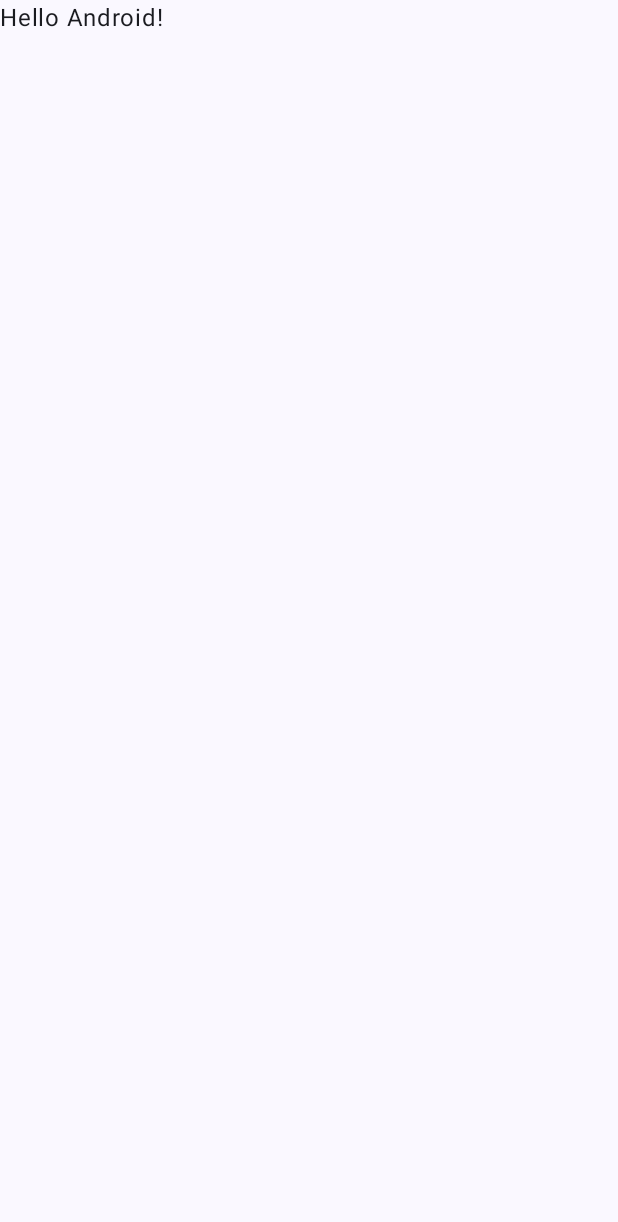
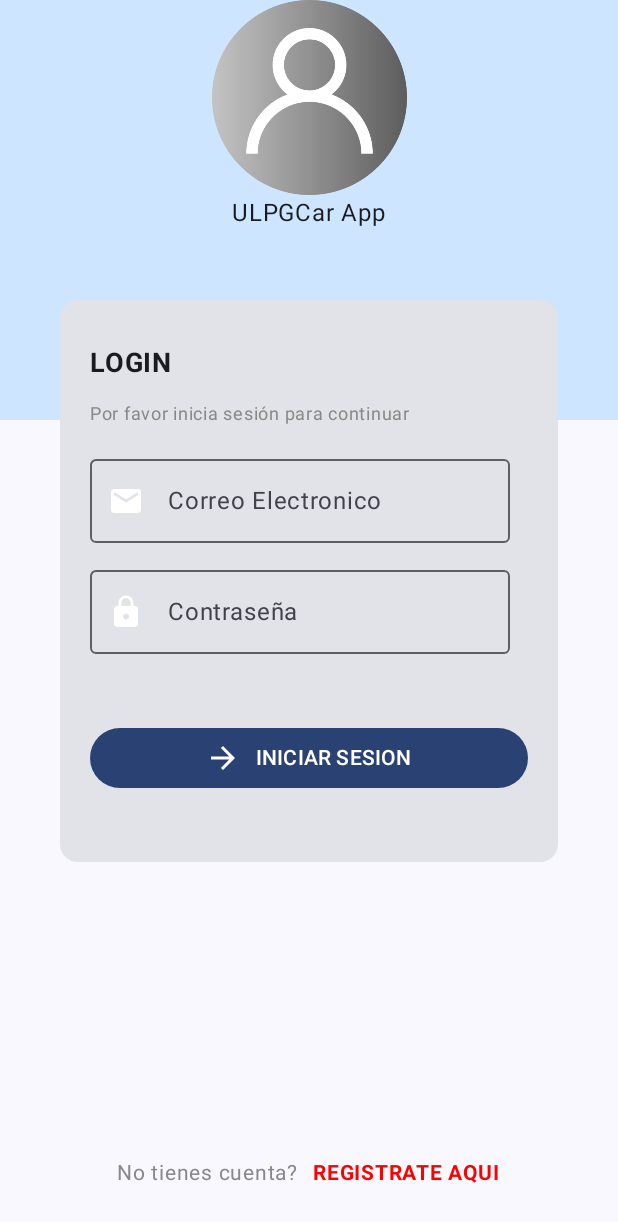
Before and after one commit to Saulo022/ULPGCarApp, an Android app built with Jetpack Compose: the screen it shows after launch (MainActivity), on a phone screen of 412 x 824 dp. Before the commit the part shown is almost empty. Shown: the top 1222 px of the screen. Run offline under Robolectric (Android 15) with nearby library versions, the phone set to English and light mode, and no system bars.

Commit message:
Diseño de la pantalla Login

```diff
--- a/app/src/main/java/com/saulo/ulpgcarapp/MainActivity.kt
+++ b/app/src/main/java/com/saulo/ulpgcarapp/MainActivity.kt
@@ -10,34 +10,22 @@ import androidx.compose.material3.Text
 import androidx.compose.runtime.Composable
 import androidx.compose.ui.Modifier
 import androidx.compose.ui.tooling.preview.Preview
+import com.saulo.ulpgcarapp.screens.login.LoginScreen
 import com.saulo.ulpgcarapp.ui.theme.ULPGCarAppTheme
 
 class MainActivity : ComponentActivity() {
     override fun onCreate(savedInstanceState: Bundle?) {
         super.onCreate(savedInstanceState)
         setContent {
-            ULPGCarAppTheme {
+            ULPGCarAppTheme(darkTheme = false) {
                 // A surface container using the 'background' color from the theme
                 Surface(
                     modifier = Modifier.fillMaxSize(),
                     color = MaterialTheme.colorScheme.background
                 ) {
-                    Greeting("Android")
+                    LoginScreen()
                 }
             }
         }
     }
 }
-
-@Composable
-fun Greeting(name: String) {
-    Text(text = "Hello $name!")
-}
-
-@Preview(showBackground = true)
-@Composable
-fun DefaultPreview() {
-    ULPGCarAppTheme {
-        Greeting("Android")
-    }
-}
--- /dev/null
+++ b/app/src/main/java/com/saulo/ulpgcarapp/screens/login/LoginScreen.kt
@@ -0,0 +1,23 @@
+package com.saulo.ulpgcarapp.screens.login
+
+import android.annotation.SuppressLint
+import androidx.compose.material3.ExperimentalMaterial3Api
+import androidx.compose.material3.Scaffold
+import androidx.compose.runtime.Composable
+import com.saulo.ulpgcarapp.screens.login.components.LoginBottomBar
+import com.saulo.ulpgcarapp.screens.login.components.LoginContent
+
+@SuppressLint("UnusedMaterial3ScaffoldPaddingParameter")
+@OptIn(ExperimentalMaterial3Api::class)
+@Composable
+fun LoginScreen() {
+
+    Scaffold(
+        topBar = {},
+        content = { LoginContent()},
+        bottomBar = {
+            LoginBottomBar()
+        }
+    )
+
+}
--- /dev/null
+++ b/app/src/main/java/com/saulo/ulpgcarapp/screens/login/components/LoginBottomBar.kt
@@ -0,0 +1,29 @@
+package com.saulo.ulpgcarapp.screens.login.components
+
+
+import androidx.compose.foundation.layout.*
+import androidx.compose.material3.Text
+import androidx.compose.runtime.Composable
+import androidx.compose.ui.Modifier
+import androidx.compose.ui.graphics.Color
+import androidx.compose.ui.text.font.FontWeight
+import androidx.compose.ui.unit.dp
+import androidx.compose.ui.unit.sp
+
+@Composable
+fun LoginBottomBar() {
+    Row(modifier = Modifier.fillMaxWidth().padding(bottom = 30.dp), horizontalArrangement = Arrangement.Center) {
+        Text(
+            text = "No tienes cuenta?",
+            fontSize = 14.sp,
+            color = Color.Gray
+        )
+        Spacer(modifier = Modifier.width(10.dp))
+        Text(
+            text = "REGISTRATE AQUI",
+            color = Color.Red,
+            fontSize = 14.sp,
+            fontWeight = FontWeight.Bold
+        )
+    }
+}
--- /dev/null
+++ b/app/src/main/java/com/saulo/ulpgcarapp/screens/login/components/LoginContent.kt
@@ -0,0 +1,126 @@
+package com.saulo.ulpgcarapp.screens.login.components
+
+import androidx.compose.foundation.Image
+import androidx.compose.foundation.background
+import androidx.compose.foundation.layout.*
+import androidx.compose.material.icons.Icons
+import androidx.compose.material.icons.filled.ArrowForward
+import androidx.compose.material.icons.filled.Email
+import androidx.compose.material.icons.filled.Lock
+import androidx.compose.material3.*
+import androidx.compose.runtime.Composable
+import androidx.compose.ui.Alignment
+import androidx.compose.ui.Modifier
+import androidx.compose.ui.graphics.Color
+import androidx.compose.ui.graphics.DefaultShadowColor
+import androidx.compose.ui.graphics.colorspace.ColorSpaces
+import androidx.compose.ui.res.painterResource
+import androidx.compose.ui.text.font.FontWeight
+import androidx.compose.ui.unit.dp
+import androidx.compose.ui.unit.sp
+import com.saulo.ulpgcarapp.R
+import com.saulo.ulpgcarapp.ui.theme.Blue200
+import com.saulo.ulpgcarapp.ui.theme.Orange200
+
+@Composable
+fun LoginContent() {
+    Box(modifier = Modifier.fillMaxWidth()) {
+
+        BoxHeader()
+        CardForm()
+    }
+}
+
+
+@Composable
+fun BoxHeader() {
+    Box(
+        modifier = Modifier
+            .fillMaxWidth()
+            .height(280.dp)
+            .background(Blue200)
+    ) {
+
+        Column(
+            modifier = Modifier.fillMaxWidth(),
+            horizontalAlignment = Alignment.CenterHorizontally
+        ) {
+
+            Image(
+                modifier = Modifier.height(130.dp),
+                painter = painterResource(id = R.drawable.user),
+                contentDescription = "Control de xbox 360"
+            )
+
+            Text(text = "ULPGCar App")
+
+        }
+    }
+}
+
+@OptIn(ExperimentalMaterial3Api::class)
+@Composable
+fun CardForm() {
+    Card(
+        modifier = Modifier
+            .padding(start = 40.dp, end = 40.dp, top = 200.dp)
+    ) {
+        Column(modifier = Modifier.padding(horizontal = 20.dp)) {
+
+            Text(
+                modifier = Modifier.padding(top = 30.dp),
+                text = "LOGIN",
+                fontSize = 18.sp,
+                fontWeight = FontWeight.Bold
+            )
+
+            Spacer(modifier = Modifier.height(10.dp))
+
+            Text(
+                text = "Por favor inicia sesión para continuar",
+                fontSize = 12.sp,
+                color = Color.Gray
+            )
+
+            Spacer(modifier = Modifier.height(10.dp))
+
+            OutlinedTextField(
+                value = "",
+                onValueChange = { },
+                label = { Text(text = "Correo Electronico") },
+                leadingIcon = {
+                    Icon(
+                        imageVector = Icons.Default.Email,
+                        contentDescription = "Email Icon",
+                        tint = Color.White
+                    )
+                }
+            )
+
+            Spacer(modifier = Modifier.height(10.dp))
+
+            OutlinedTextField(
+                value = "",
+                onValueChange = { },
+                label = { Text(text = "Contraseña") },
+                leadingIcon = {
+                    Icon(
+                        imageVector = Icons.Default.Lock,
+                        contentDescription = "Password Icon",
+                        tint = Color.White
+                    )
+                }
+            )
+
+            Button(
+                modifier = Modifier
+                    .fillMaxWidth()
+                    .padding(vertical = 45.dp),
+                onClick = { }) {
+                Icon(imageVector = Icons.Default.ArrowForward, contentDescription = "")
+                Spacer(modifier = Modifier.width(10.dp))
+                Text(text = "INICIAR SESION")
+            }
+        }
+    }
+}
--- a/app/src/main/java/com/saulo/ulpgcarapp/ui/theme/Color.kt
+++ b/app/src/main/java/com/saulo/ulpgcarapp/ui/theme/Color.kt
@@ -9,3 +9,17 @@ val Pink80 = Color(0xFFEFB8C8)
 val Purple40 = Color(0xFF6650a4)
 val PurpleGrey40 = Color(0xFF625b71)
 val Pink40 = Color(0xFF7D5260)
+
+val Blue200 = Color(0xFFCDE5FF)
+val Blue400 = Color(0xFF006399)
+
+val Orange200 = Color(0xFFFFC671)
+val Orange400 = Color(0xFFFAB44B)
+
+val Red200 = Color(0xFFff6f60)
+val Red500 = Color(0xFFf24d45)
+val Red700 = Color(0xFFab000d)
+
+val Darkgray500 = Color(0xFF272727)
+val Darkgray700 = Color(0xFF202020)
+val Darkgray900 = Color(0xFF1B1B1B)
--- a/app/src/main/java/com/saulo/ulpgcarapp/ui/theme/Theme.kt
+++ b/app/src/main/java/com/saulo/ulpgcarapp/ui/theme/Theme.kt
@@ -24,7 +24,8 @@ private val DarkColorScheme = darkColorScheme(
 private val LightColorScheme = lightColorScheme(
     primary = Purple40,
     secondary = PurpleGrey40,
-    tertiary = Pink40
+    tertiary = Pink40,
+
 
     /* Other default colors to override
     background = Color(0xFFFFFBFE),
```
Also changed, not shown: app/src/main/res/drawable/user.png (added).
